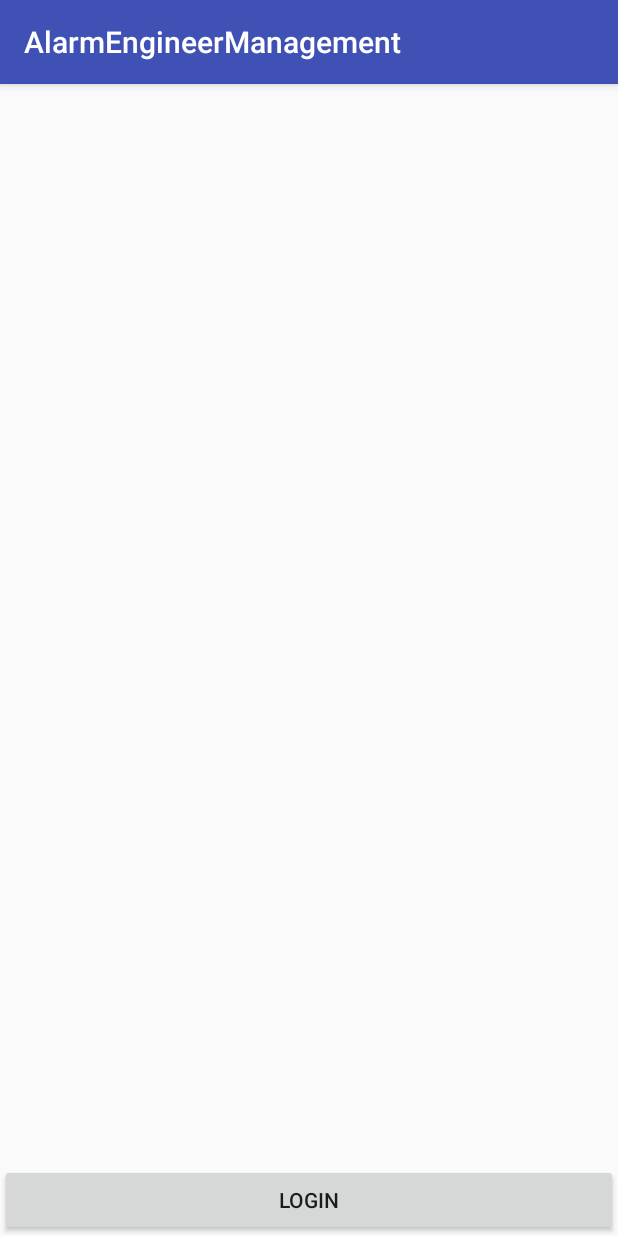
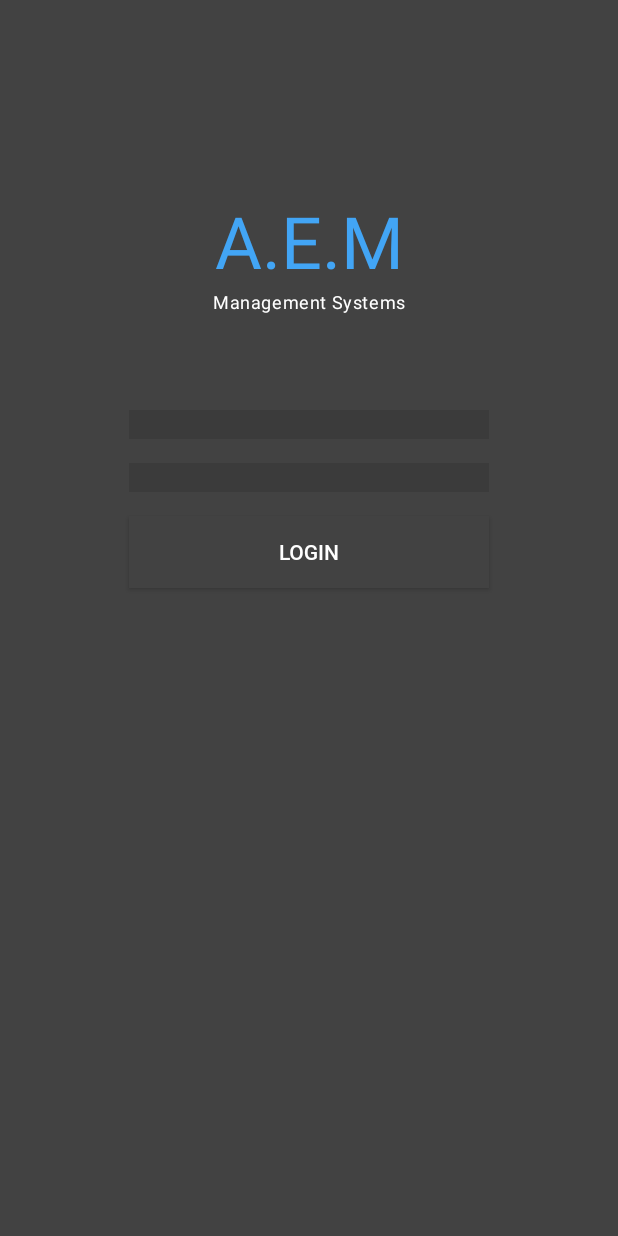
Before and after one commit to Daniel-sims/aem_app_1, an Android app: the screen it shows after launch (MainActivity), on a phone screen of 412 x 824 dp. Run offline under Robolectric (Android 15) with nearby library versions, the phone set to English and light mode, and no system bars; 1 statement that could not run was skipped.

Commit message:
Added new login screen style and DI

```diff
--- a/app/src/main/AndroidManifest.xml
+++ b/app/src/main/AndroidManifest.xml
@@ -3,7 +3,10 @@
           xmlns:tools="http://schemas.android.com/tools"
           package="com.management.engineering.alarm.alarmengineermanagement">
 
+    <uses-permission android:name="android.permission.INTERNET"/>
+
     <application
+        android:name=".features.AEMApplication"
         android:allowBackup="true"
         android:icon="@mipmap/ic_launcher"
         android:label="@string/app_name"
@@ -11,6 +14,7 @@
         android:supportsRtl="true"
         android:theme="@style/AppTheme"
         tools:ignore="GoogleAppIndexingWarning">
+
         <activity android:name=".features.MainActivity">
             <intent-filter>
                 <action android:name="android.intent.action.MAIN"/>
--- /dev/null
+++ b/app/src/main/java/com/management/engineering/alarm/alarmengineermanagement/data/models/LoginPostData.kt
@@ -0,0 +1,6 @@
+package com.management.engineering.alarm.alarmengineermanagement.data.models
+
+data class LoginPostData(
+        val username: String,
+        val password: String
+)
--- /dev/null
+++ b/app/src/main/java/com/management/engineering/alarm/alarmengineermanagement/data/models/LoginPostResponse.kt
@@ -0,0 +1,5 @@
+package com.management.engineering.alarm.alarmengineermanagement.data.models
+
+data class LoginPostResponse(
+        val token: String?
+)
--- /dev/null
+++ b/app/src/main/java/com/management/engineering/alarm/alarmengineermanagement/data/modules/UserModule.kt
@@ -0,0 +1,9 @@
+package com.management.engineering.alarm.alarmengineermanagement.data.modules
+
+import com.management.engineering.alarm.alarmengineermanagement.data.repositories.UserRepository
+import org.koin.dsl.module.module
+
+val userModule = module {
+
+    single { UserRepository() }
+}
--- /dev/null
+++ b/app/src/main/java/com/management/engineering/alarm/alarmengineermanagement/data/modules/ViewModelModule.kt
@@ -0,0 +1,11 @@
+package com.management.engineering.alarm.alarmengineermanagement.data.modules
+
+import com.management.engineering.alarm.alarmengineermanagement.features.login.LoginViewModel
+import org.koin.androidx.viewmodel.ext.koin.viewModel
+import org.koin.dsl.module.module
+
+val viewModelModule = module {
+
+    viewModel { LoginViewModel(get()) }
+
+}
--- /dev/null
+++ b/app/src/main/java/com/management/engineering/alarm/alarmengineermanagement/features/AEMApplication.kt
@@ -0,0 +1,19 @@
+package com.management.engineering.alarm.alarmengineermanagement.features
+
+import android.app.Application
+import com.management.engineering.alarm.alarmengineermanagement.data.modules.userModule
+import com.management.engineering.alarm.alarmengineermanagement.data.modules.viewModelModule
+import org.koin.android.ext.android.startKoin
+
+class AEMApplication : Application() {
+
+    override fun onCreate() {
+        super.onCreate()
+
+        startKoin(this, listOf(
+                viewModelModule,
+                userModule)
+        )
+    }
+
+}
--- /dev/null
+++ b/app/src/main/java/com/management/engineering/alarm/alarmengineermanagement/utils/Constants.kt
@@ -0,0 +1,3 @@
+package com.management.engineering.alarm.alarmengineermanagement.utils
+
+const val BASE_URL: String = "https://127.0.0.1:8080/"
--- a/app/src/main/res/layout/fragment_login.xml
+++ b/app/src/main/res/layout/fragment_login.xml
@@ -1,17 +1,73 @@
 <?xml version="1.0" encoding="utf-8"?>
 <androidx.constraintlayout.widget.ConstraintLayout
     xmlns:android="http://schemas.android.com/apk/res/android"
+    xmlns:app="http://schemas.android.com/apk/res-auto"
     android:layout_width="match_parent"
     android:layout_height="match_parent"
-    xmlns:app="http://schemas.android.com/apk/res-auto">
+    android:background="@color/colorPrimaryDark">
+
+    <androidx.appcompat.widget.AppCompatTextView
+        android:id="@+id/text_company_title"
+        style="@style/Text.AEM.Heading3"
+        android:layout_width="wrap_content"
+        android:layout_height="wrap_content"
+        android:layout_marginTop="128dp"
+        android:text="@string/company_name"
+        android:textColor="?attr/LoginCompanyNameColor"
+        app:layout_constraintBottom_toTopOf="@id/text_company_slogan"
+        app:layout_constraintEnd_toEndOf="parent"
+        app:layout_constraintStart_toStartOf="parent"
+        app:layout_constraintTop_toTopOf="parent"
+        app:layout_constraintVertical_chainStyle="packed"/>
+
+    <androidx.appcompat.widget.AppCompatTextView
+        android:id="@+id/text_company_slogan"
+        style="@style/Text.AEM.Caption.Light"
+        android:layout_width="wrap_content"
+        android:layout_height="wrap_content"
+        android:text="@string/company_slogan"
+        android:paddingBottom="64dp"
+        app:layout_constraintBottom_toTopOf="@id/edit_text_user_id"
+        app:layout_constraintEnd_toEndOf="parent"
+        app:layout_constraintStart_toStartOf="parent"
+        app:layout_constraintTop_toBottomOf="@id/text_company_title"/>
+
+    <androidx.appcompat.widget.AppCompatEditText
+        android:id="@+id/edit_text_user_id"
+        style="@style/EditText.AEM.FilledBox"
+        android:layout_width="wrap_content"
+        android:layout_height="wrap_content"
+        android:inputType="text"
+        android:width="@dimen/login_edit_text_width"
+        app:layout_constraintBottom_toBottomOf="@id/edit_text_user_pin"
+        app:layout_constraintEnd_toEndOf="parent"
+        app:layout_constraintStart_toStartOf="parent"
+        app:layout_constraintTop_toBottomOf="@id/text_company_slogan"/>
+
+    <androidx.appcompat.widget.AppCompatEditText
+        android:id="@+id/edit_text_user_pin"
+        style="@style/EditText.AEM.FilledBox"
+        android:layout_width="wrap_content"
+        android:layout_height="wrap_content"
+        android:inputType="numberPassword"
+        android:width="@dimen/login_edit_text_width"
+        android:layout_marginTop="16dp"
+        app:layout_constraintBottom_toBottomOf="@id/btn_login"
+        app:layout_constraintEnd_toEndOf="parent"
+        app:layout_constraintStart_toStartOf="parent"
+        app:layout_constraintTop_toBottomOf="@id/edit_text_user_id"/>
 
     <androidx.appcompat.widget.AppCompatButton
         android:id="@+id/btn_login"
-        android:layout_width="match_parent"
+        style="@style/Button.AEM.Filled"
+        android:layout_width="wrap_content"
         android:layout_height="wrap_content"
-        android:text="Login"
+        android:text="@string/login"
+        android:textAllCaps="true"
+        android:width="@dimen/login_edit_text_width"
+        android:layout_marginTop="16dp"
+        app:layout_constraintEnd_toEndOf="parent"
         app:layout_constraintStart_toStartOf="parent"
-        app:layout_constraintEnd_toEndOf="parent"
-        app:layout_constraintBottom_toBottomOf="parent"/>
+        app:layout_constraintTop_toBottomOf="@id/edit_text_user_pin"/>
 
 </androidx.constraintlayout.widget.ConstraintLayout>
--- a/app/src/main/res/values/colors.xml
+++ b/app/src/main/res/values/colors.xml
@@ -1,9 +1,10 @@
 <?xml version="1.0" encoding="utf-8"?>
 <resources>
-    <color name="colorPrimary">#3F51B5</color>
-    <color name="colorPrimaryDark">#303F9F</color>
-    <color name="colorAccent">#FF4081</color>
+    <color name="colorPrimary">#424242</color>
+    <color name="colorPrimaryDark">#424242</color>
+    <color name="colorAccent">#42A5F5</color>
 
     <color name="primary_text_color">#424242</color>
 
+    <color name="black_10pc">#1A000000</color>
 </resources>
--- a/app/src/main/res/values/dimens.xml
+++ b/app/src/main/res/values/dimens.xml
@@ -17,4 +17,7 @@
     <dimen name="padding_size_normal">16dp</dimen>
     <dimen name="padding_size_large">24dp</dimen>
 
+
+    <dimen name="login_edit_text_width">240dp</dimen>
+
 </resources>
--- a/app/src/main/res/values/strings.xml
+++ b/app/src/main/res/values/strings.xml
@@ -1,3 +1,6 @@
 <resources>
     <string name="app_name">AlarmEngineerManagement</string>
+    <string name="company_name">A.E.M</string>
+    <string name="company_slogan">Management Systems</string>
+    <string name="login">Login</string>
 </resources>
--- a/app/src/main/res/values/styles.xml
+++ b/app/src/main/res/values/styles.xml
@@ -1,13 +1,26 @@
 <resources>
 
     <!-- Base application theme. -->
-    <style name="AppTheme" parent="Theme.AppCompat.Light.DarkActionBar">
+    <style name="AppTheme" parent="Theme.AppCompat.Light.NoActionBar">
         <!-- Customize your theme here. -->
         <item name="colorPrimary">@color/colorPrimary</item>
         <item name="colorPrimaryDark">@color/colorPrimaryDark</item>
         <item name="colorAccent">@color/colorAccent</item>
 
+        <!-- Common -->
         <item name="PrimaryTextColor">@color/primary_text_color</item>
+        <item name="LightTextColor">@android:color/white</item>
+
+        <!-- Widgets -->
+        <item name="FilledButtonColor">@color/colorAccent</item>
+        <item name="FilledButtonTextColor">@android:color/white</item>
+
+        <item name="FilledEditTextColor">@color/black_10pc</item>
+        <item name="FilledEditTextTextColor">@color/colorAccent</item>
+
+        <!-- LoginPostResponse screen -->
+        <item name="LoginCompanyNameColor">@color/colorAccent</item>
+
     </style>
 
     <!-- region text styles -->
@@ -18,11 +31,19 @@
         <item name="android:fontFamily">@font/roboto_light</item>
     </style>
 
+    <style name="Text.AEM.Heading1.Light">
+        <item name="android:textColor">?attr/LightTextColor</item>
+    </style>
+
     <!-- H2 -->
     <style name="Text.AEM.Heading2" parent="TextAppearance.MaterialComponents.Headline2">
         <item name="android:textSize">@dimen/text_size_huge</item>
         <item name="android:textColor">?attr/PrimaryTextColor</item>
         <item name="android:fontFamily">@font/roboto_light</item>
+    </style>
+
+    <style name="Text.AEM.Heading2.Light">
+        <item name="android:textColor">?attr/LightTextColor</item>
     </style>
 
     <!-- H3 -->
@@ -32,11 +53,19 @@
         <item name="android:fontFamily">@font/roboto_regular</item>
     </style>
 
+    <style name="Text.AEM.Heading3.Light">
+        <item name="android:textColor">?attr/LightTextColor</item>
+    </style>
+
     <!-- H4 -->
     <style name="Text.AEM.Heading4" parent="TextAppearance.MaterialComponents.Headline4">
         <item name="android:textSize">@dimen/text_size_massive</item>
         <item name="android:textColor">?attr/PrimaryTextColor</item>
         <item name="android:fontFamily">@font/roboto_regular</item>
+    </style>
+
+    <style name="Text.AEM.Heading4.Light">
+        <item name="android:textColor">?attr/LightTextColor</item>
     </style>
 
     <!-- H5 -->
@@ -46,11 +75,19 @@
         <item name="android:fontFamily">@font/roboto_regular</item>
     </style>
 
+    <style name="Text.AEM.Heading5.Light">
+        <item name="android:textColor">?attr/LightTextColor</item>
+    </style>
+
     <!-- H6 -->
     <style name="Text.AEM.Heading6" parent="TextAppearance.MaterialComponents.Headline6">
         <item name="android:textSize">@dimen/text_size_large</item>
         <item name="android:textColor">?attr/PrimaryTextColor</item>
         <item name="android:fontFamily">@font/roboto_medium</item>
+    </style>
+
+    <style name="Text.AEM.Heading6.Light">
+        <item name="android:textColor">?attr/LightTextColor</item>
     </style>
 
     <!-- Subtitle 1 -->
@@ -60,11 +97,19 @@
         <item name="android:fontFamily">@font/roboto_regular</item>
     </style>
 
+    <style name="Text.AEM.Subtitle1.Light">
+        <item name="android:textColor">?attr/LightTextColor</item>
+    </style>
+
     <!-- Subtitle 2 -->
     <style name="Text.AEM.Subtitle2" parent="TextAppearance.MaterialComponents.Subtitle2">
         <item name="android:textSize">@dimen/text_size_normal</item>
         <item name="android:textColor">?attr/PrimaryTextColor</item>
         <item name="android:fontFamily">@font/roboto_medium</item>
+    </style>
+
+    <style name="Text.AEM.Subtitle2.Light">
+        <item name="android:textColor">?attr/LightTextColor</item>
     </style>
 
     <!-- Body 1 -->
@@ -74,11 +119,19 @@
         <item name="android:fontFamily">@font/roboto_regular</item>
     </style>
 
+    <style name="Text.AEM.Body1.Light">
+        <item name="android:textColor">?attr/LightTextColor</item>
+    </style>
+
     <!-- Body 2 -->
     <style name="Text.AEM.Body2" parent="TextAppearance.MaterialComponents.Body2">
         <item name="android:textSize">@dimen/text_size_normal</item>
         <item name="android:textColor">?attr/PrimaryTextColor</item>
         <item name="android:fontFamily">@font/roboto_regular</item>
+    </style>
+
+    <style name="Text.AEM.Body2.Light">
+        <item name="android:textColor">?attr/LightTextColor</item>
     </style>
 
     <!-- Caption -->
@@ -88,15 +141,31 @@
         <item name="android:fontFamily">@font/roboto_regular</item>
     </style>
 
+    <style name="Text.AEM.Caption.Light">
+        <item name="android:textColor">?attr/LightTextColor</item>
+    </style>
+
     <!-- Button -->
-    <style name="Button.AEM.Filled" parent="TextAppearance.MaterialComponents.Button">
+    <style name="Button.AEM.Filled" parent="Widget.MaterialComponents.Button">
         <item name="android:textSize">@dimen/text_size_normal</item>
-        <item name="android:textColor">?attr/PrimaryTextColor</item>
         <item name="android:fontFamily">@font/roboto_medium</item>
         <item name="android:paddingStart">@dimen/padding_size_normal</item>
         <item name="android:paddingEnd">@dimen/padding_size_normal</item>
+        <item name="android:background">?attr/FilledButtonColor</item>
+        <item name="android:textColor">?attr/FilledButtonTextColor</item>
+    </style>
 
+    <!-- EditText -->
+    <style name="EditText.AEM.FilledBox" parent="Widget.MaterialComponents.TextInputLayout.FilledBox">
+        <item name="android:textSize">@dimen/text_size_normal</item>
+        <item name="android:fontFamily">@font/roboto_medium</item>
+        <item name="android:paddingStart">@dimen/padding_size_normal</item>
+        <item name="android:paddingEnd">@dimen/padding_size_normal</item>
+        <item name="android:background">?attr/FilledEditTextColor</item>
+        <item name="android:textColor">?attr/FilledEditTextTextColor</item>
     </style>
+
+
 
     <!-- endregion -->
 
```
Also changed, not shown: app/build.gradle (+37 -12 lines), app/src/main/java/com/management/engineering/alarm/alarmengineermanagement/data/repositories/UserRepository.kt (added, +8 -0 lines), app/src/main/java/com/management/engineering/alarm/alarmengineermanagement/data/services/UserService.kt (added, +17 -0 lines), app/src/main/java/com/management/engineering/alarm/alarmengineermanagement/features/login/LoginFragment.kt (+10 -5 lines), app/src/main/java/com/management/engineering/alarm/alarmengineermanagement/features/login/LoginViewModel.kt (added, +11 -0 lines), app/src/main/res/values/attrs.xml (+12 -0 lines).
